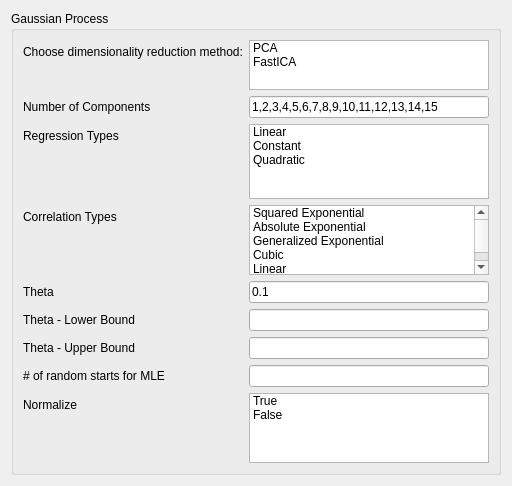
Before: the Qt Designer form ui/cv_GP.ui in tthatcher95/PyHAT_Point_Spectra_GUI, drawn with Qt 5.
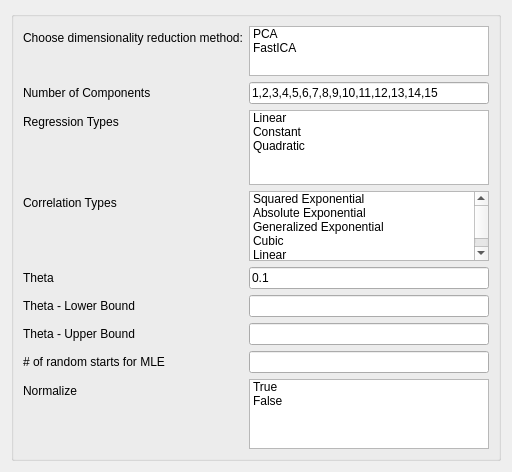
After: the same form once the commit is applied.

Diff of the .ui file:
```diff
--- a/ui/cv_GP.ui
+++ b/ui/cv_GP.ui
@@ -26,7 +26,7 @@
       <string>&lt;html&gt;&lt;head/&gt;&lt;body&gt;&lt;p&gt;&lt;span style=&quot; font-weight:600;&quot;&gt;Gaussian Processes (GP)&lt;/span&gt; are a generic supervised learning method designed to solve &lt;span style=&quot; font-style:italic;&quot;&gt;regression&lt;/span&gt; and &lt;span style=&quot; font-style:italic;&quot;&gt;probabilistic classification&lt;/span&gt; problems.&lt;/p&gt;&lt;p&gt;The advantages of Gaussian processes are:&lt;/p&gt;&lt;ul style=&quot;margin-top: 0px; margin-bottom: 0px; margin-left: 0px; margin-right: 0px; -qt-list-indent: 1;&quot;&gt;&lt;li style=&quot; margin-top:12px; margin-bottom:0px; margin-left:65px; margin-right:40px; -qt-block-indent:0; text-indent:0px;&quot;&gt;The prediction interpolates the observations (at least for regular kernels).&lt;/li&gt;&lt;li style=&quot; margin-top:0px; margin-bottom:0px; margin-left:65px; margin-right:40px; -qt-block-indent:0; text-indent:0px;&quot;&gt;The prediction is probabilistic (Gaussian) so that one can compute empirical confidence intervals and decide based on those if one should refit (online fitting, adaptive fitting) the prediction in some region of interest.&lt;/li&gt;&lt;li style=&quot; margin-top:0px; margin-bottom:10px; margin-left:65px; margin-right:40px; -qt-block-indent:0; text-indent:0px;&quot;&gt;Versatile: different &lt;a href=&quot;http://scikit-learn.org/stable/modules/gaussian_process.html#gp-kernels&quot;&gt;&lt;span style=&quot; color:#2878a2;&quot;&gt;kernels&lt;/span&gt;&lt;/a&gt; can be specified. Common kernels are provided, but it is also possible to specify custom kernels.&lt;/li&gt;&lt;/ul&gt;&lt;p&gt;The disadvantages of Gaussian processes include:&lt;/p&gt;&lt;ul style=&quot;margin-top: 0px; margin-bottom: 0px; margin-left: 0px; margin-right: 0px; -qt-list-indent: 1;&quot;&gt;&lt;li style=&quot; margin-top:12px; margin-bottom:0px; margin-left:65px; margin-right:40px; -qt-block-indent:0; text-indent:0px;&quot;&gt;They are not sparse, i.e., they use the whole samples/features information to perform the prediction.&lt;/li&gt;&lt;li style=&quot; margin-top:0px; margin-bottom:10px; margin-left:65px; margin-right:40px; -qt-block-indent:0; text-indent:0px;&quot;&gt;They lose efficiency in high dimensional spaces – namely when the number of features exceeds a few dozens.&lt;/li&gt;&lt;/ul&gt;&lt;p&gt;&lt;a name=&quot;gaussian-process-regression-gpr&quot;/&gt;&lt;br/&gt;&lt;/p&gt;&lt;/body&gt;&lt;/html&gt;</string>
      </property>
      <property name="title">
-      <string>Gaussian Process</string>
+      <string/>
      </property>
      <layout class="QFormLayout" name="formLayout">
       <property name="fieldGrowthPolicy">
```
